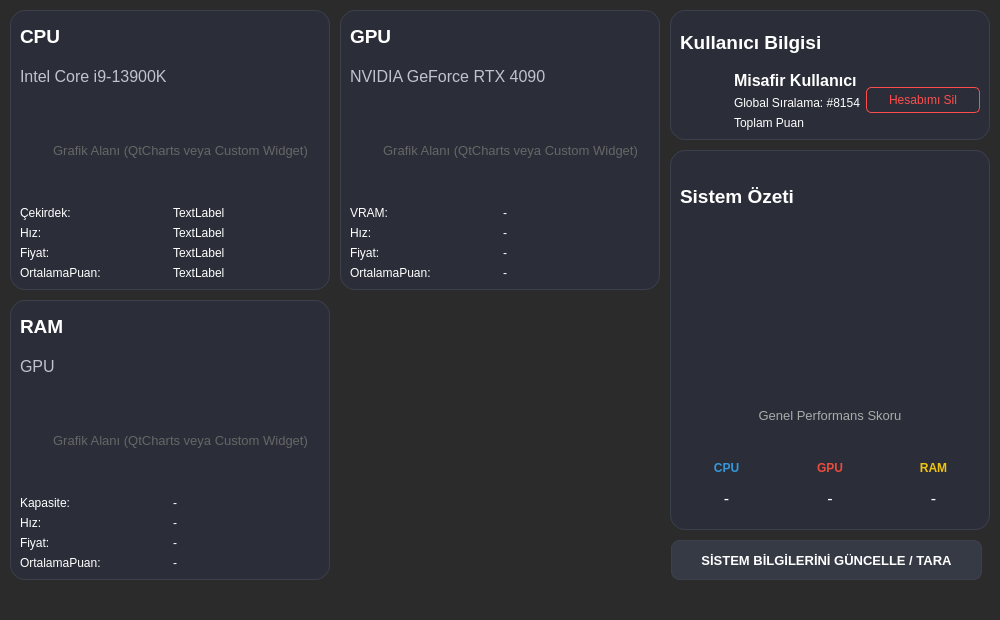
Qt form Widgets/Anasayfa/anasayfawidget.ui (pSado14/Techbench_) before a commit.
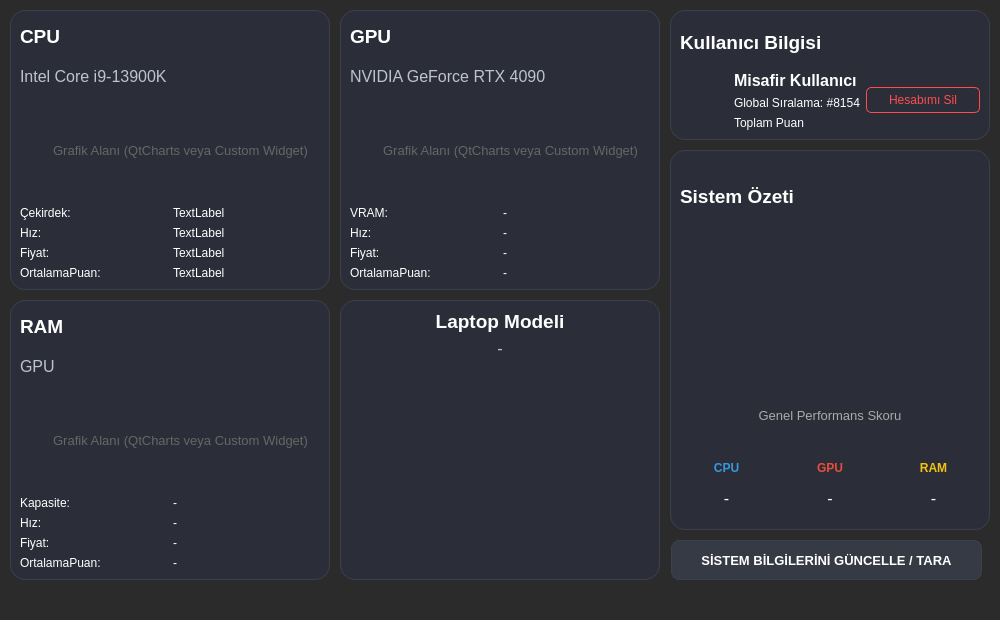
The same form after that commit. Icons and pictures are not drawn.

The edit to the form file:
```diff
--- a/Widgets/Anasayfa/anasayfawidget.ui
+++ b/Widgets/Anasayfa/anasayfawidget.ui
@@ -394,6 +394,62 @@
     </item>
    </layout>
   </widget>
+  <widget class="QFrame" name="laptop_info_frame">
+   <property name="geometry">
+    <rect>
+     <x>340</x>
+     <y>300</y>
+     <width>320</width>
+     <height>280</height>
+    </rect>
+   </property>
+   <property name="styleSheet">
+    <string notr="true">#laptop_info_frame {
+    background-color: #2b2e38;
+    border-radius: 15px;
+    border: 1px solid #3c404d;
+}
+QLabel { background-color: transparent; color: #ffffff; }</string>
+   </property>
+   <layout class="QVBoxLayout" name="verticalLayout_laptop">
+    <item>
+     <widget class="QLabel" name="laptop_baslik_label">
+      <property name="text">
+       <string>&lt;html&gt;&lt;head/&gt;&lt;body&gt;&lt;p&gt;&lt;span style=&quot; font-size:14pt; font-weight:600; color:#ffffff;&quot;&gt;Laptop Modeli&lt;/span&gt;&lt;/p&gt;&lt;/body&gt;&lt;/html&gt;</string>
+      </property>
+      <property name="alignment">
+       <set>Qt::AlignCenter</set>
+      </property>
+     </widget>
+    </item>
+    <item>
+     <widget class="QLabel" name="laptop_model_label">
+      <property name="text">
+       <string>&lt;html&gt;&lt;head/&gt;&lt;body&gt;&lt;p&gt;&lt;span style=&quot; font-size:12pt; font-weight:400; color:#bec3cd;&quot;&gt;-&lt;/span&gt;&lt;/p&gt;&lt;/body&gt;&lt;/html&gt;</string>
+      </property>
+      <property name="alignment">
+       <set>Qt::AlignCenter</set>
+      </property>
+      <property name="wordWrap">
+       <bool>true</bool>
+      </property>
+     </widget>
+    </item>
+    <item>
+     <spacer name="verticalSpacer_laptop">
+      <property name="orientation">
+       <enum>Qt::Vertical</enum>
+      </property>
+      <property name="sizeHint" stdset="0">
+       <size>
+        <width>20</width>
+        <height>40</height>
+       </size>
+      </property>
+     </spacer>
+    </item>
+   </layout>
+  </widget>
   <widget class="QFrame" name="kullanici_bilgisi_frame">
    <property name="geometry">
     <rect>
```
